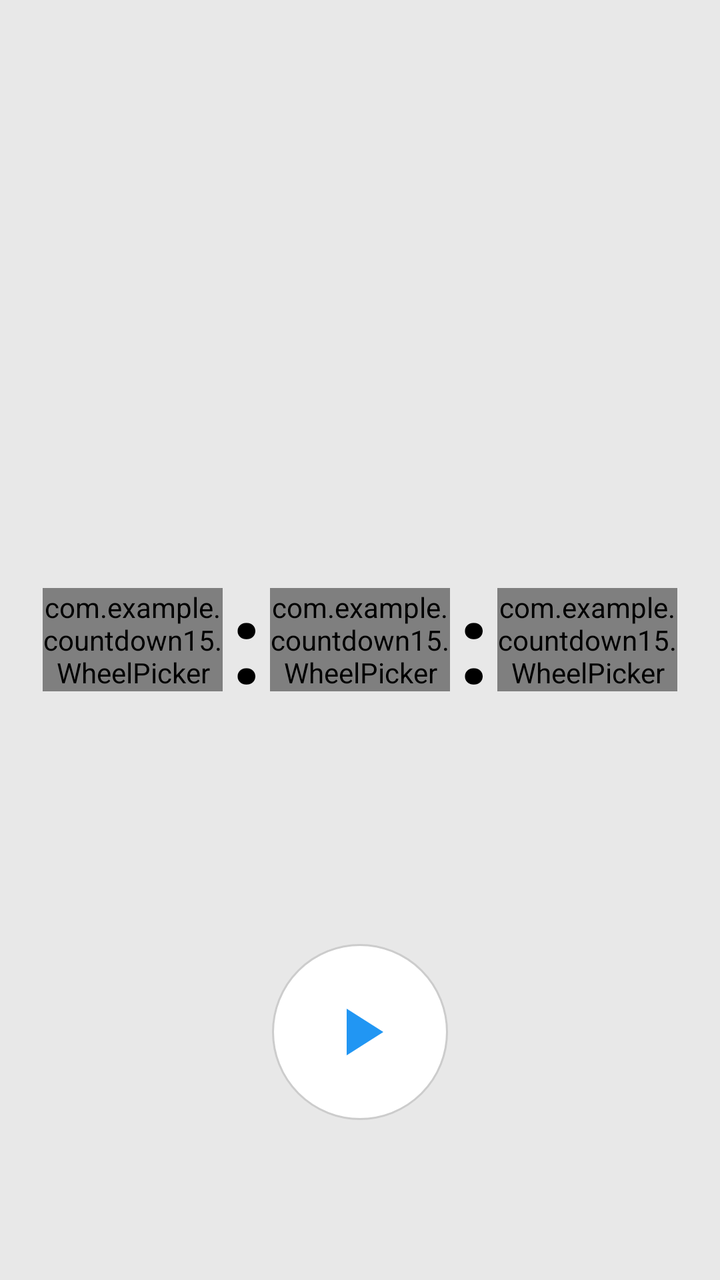
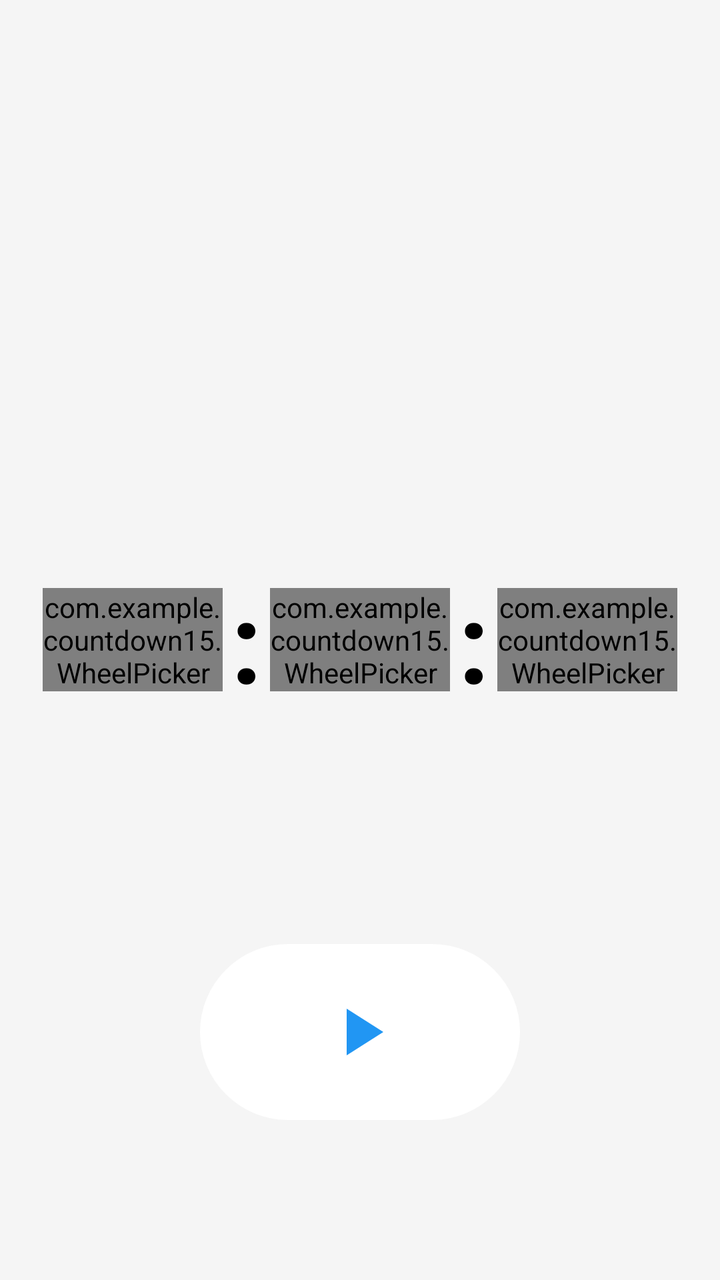

Before-and-after screenshots of an Android layout around one commit, followed by the original layout XML and the change that was made.
<!-- AndroidManifest.xml: application theme AppTheme -->
<!-- res/layout/activity_main.xml -->
<?xml version="1.0" encoding="utf-8"?>
<FrameLayout xmlns:android="http://schemas.android.com/apk/res/android"
    xmlns:app="http://schemas.android.com/apk/res-auto"
    android:id="@+id/rootLayout"
    android:layout_width="match_parent"
    android:layout_height="match_parent"
    android:background="#E8E8E8">

    <TextView
        android:id="@+id/tvTimer"
        android:layout_width="wrap_content"
        android:layout_height="wrap_content"
        android:layout_gravity="center"
        android:textColor="#000000"
        android:textSize="72sp"
        android:textStyle="bold"
        android:visibility="gone" />

    <LinearLayout
        android:id="@+id/timePickerLayout"
        android:layout_width="wrap_content"
        android:layout_height="wrap_content"
        android:layout_gravity="center"
        android:orientation="horizontal"
        android:gravity="center_vertical"
        android:clipChildren="false"
        android:clipToPadding="false">

        <com.example.countdown15.WheelPicker
            android:id="@+id/npHour"
            android:layout_width="90dp"
            android:layout_height="wrap_content"
            android:clickable="true"
            android:focusable="true"
            app:wp_minValue="0"
            app:wp_maxValue="23"
            app:wp_value="0"
            app:wp_wrap="true"
            app:wp_visibleCount="5"
            app:wp_textSize="56sp" />

        <TextView
            android:layout_width="wrap_content"
            android:layout_height="wrap_content"
            android:text=":"
            android:textColor="#000000"
            android:textSize="56sp"
            android:textStyle="bold"
            android:layout_marginHorizontal="4dp" />

        <com.example.countdown15.WheelPicker
            android:id="@+id/npMinute"
            android:layout_width="90dp"
            android:layout_height="wrap_content"
            android:clickable="true"
            android:focusable="true"
            app:wp_minValue="0"
            app:wp_maxValue="59"
            app:wp_value="0"
            app:wp_wrap="true"
            app:wp_visibleCount="5"
            app:wp_textSize="56sp" />

        <TextView
            android:layout_width="wrap_content"
            android:layout_height="wrap_content"
            android:text=":"
            android:textColor="#000000"
            android:textSize="56sp"
            android:textStyle="bold"
            android:layout_marginHorizontal="4dp" />

        <com.example.countdown15.WheelPicker
            android:id="@+id/npSecond"
            android:layout_width="90dp"
            android:layout_height="wrap_content"
            android:clickable="true"
            android:focusable="true"
            app:wp_minValue="0"
            app:wp_maxValue="59"
            app:wp_value="15"
            app:wp_wrap="true"
            app:wp_visibleCount="5"
            app:wp_textSize="56sp" />

    </LinearLayout>

    <FrameLayout
        android:id="@+id/btnStart"
        android:layout_width="88dp"
        android:layout_height="88dp"
        android:layout_gravity="bottom|center_horizontal"
        android:layout_marginBottom="80dp"
        android:background="@drawable/bg_circle_button"
        android:clickable="true"
        android:focusable="true">

        <ImageView
            android:layout_width="40dp"
            android:layout_height="40dp"
            android:layout_gravity="center"
            android:src="@drawable/ic_play"
            android:contentDescription="开始" />

    </FrameLayout>

    <FrameLayout
        android:id="@+id/btnStop"
        android:layout_width="88dp"
        android:layout_height="88dp"
        android:layout_gravity="bottom|center_horizontal"
        android:layout_marginBottom="80dp"
        android:background="@drawable/bg_circle_button"
        android:clickable="true"
        android:focusable="true"
        android:visibility="gone">

        <ImageView
            android:layout_width="36dp"
            android:layout_height="36dp"
            android:layout_gravity="center"
            android:src="@drawable/ic_stop"
            android:contentDescription="停止" />

    </FrameLayout>

    <TextView
        android:id="@+id/tvVersion"
        android:layout_width="wrap_content"
        android:layout_height="wrap_content"
        android:layout_gravity="bottom|end"
        android:layout_margin="12dp"
        android:textColor="#999999"
        android:textSize="12sp"
        android:text="" />

</FrameLayout>
<!-- resources referenced by this layout -->
<resources>
  <!-- drawable bg_circle_button (drawable) -->
  <?xml version="1.0" encoding="utf-8"?>
  <shape xmlns:android="http://schemas.android.com/apk/res/android"
      android:shape="oval">
      <solid android:color="#FFFFFF" />
      <stroke android:width="1dp" android:color="#CCCCCC" />
  </shape>
  <!-- drawable ic_play (drawable) -->
  <?xml version="1.0" encoding="utf-8"?>
  <vector xmlns:android="http://schemas.android.com/apk/res/android"
      android:width="24dp"
      android:height="24dp"
      android:viewportWidth="24"
      android:viewportHeight="24">
      <path
          android:fillColor="#2196F3"
          android:pathData="M8,5v14l11,-7z" />
  </vector>
  <!-- drawable ic_stop (drawable) -->
  <?xml version="1.0" encoding="utf-8"?>
  <vector xmlns:android="http://schemas.android.com/apk/res/android"
      android:width="24dp"
      android:height="24dp"
      android:viewportWidth="24"
      android:viewportHeight="24">
      <path
          android:fillColor="#F44336"
          android:pathData="M6,6h12v12h-12z" />
  </vector>
  <style name="AppTheme" parent="Theme.AppCompat.Light.NoActionBar">
          <item name="android:windowBackground">#FFFFFF</item>
          <item name="android:textColorPrimary">#000000</item>
          <item name="android:textColorSecondary">#CCCCCC</item>
          <item name="colorAccent">#2196F3</item>
      </style>
</resources>

<!-- the commit's change to res/layout/activity_main.xml (unified diff, before → after) -->
@@ -4,7 +4,7 @@
     android:id="@+id/rootLayout"
     android:layout_width="match_parent"
     android:layout_height="match_parent"
-    android:background="#E8E8E8">
+    android:background="#F5F5F5">
 
     <TextView
         android:id="@+id/tvTimer"
@@ -78,7 +78,7 @@
             android:focusable="true"
             app:wp_minValue="0"
             app:wp_maxValue="59"
-            app:wp_value="15"
+            app:wp_value="10"
             app:wp_wrap="true"
             app:wp_visibleCount="5"
             app:wp_textSize="56sp" />
@@ -87,7 +87,7 @@
 
     <FrameLayout
         android:id="@+id/btnStart"
-        android:layout_width="88dp"
+        android:layout_width="160dp"
         android:layout_height="88dp"
         android:layout_gravity="bottom|center_horizontal"
         android:layout_marginBottom="80dp"
@@ -106,7 +106,7 @@
 
     <FrameLayout
         android:id="@+id/btnStop"
-        android:layout_width="88dp"
+        android:layout_width="160dp"
         android:layout_height="88dp"
         android:layout_gravity="bottom|center_horizontal"
         android:layout_marginBottom="80dp"
<!-- resource entries referenced after the edit -->
@@ -3,9 +3,9 @@
   <!-- drawable bg_circle_button (drawable) -->
   <?xml version="1.0" encoding="utf-8"?>
   <shape xmlns:android="http://schemas.android.com/apk/res/android"
-      android:shape="oval">
+      android:shape="rectangle">
       <solid android:color="#FFFFFF" />
-      <stroke android:width="1dp" android:color="#CCCCCC" />
+      <corners android:radius="44dp" />
   </shape>
   <!-- drawable ic_play (drawable) -->
   <?xml version="1.0" encoding="utf-8"?>
